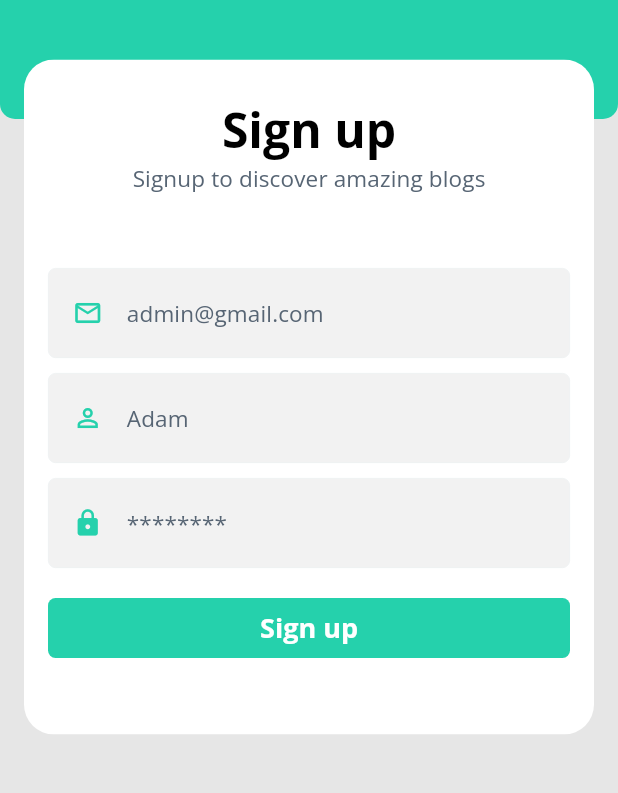
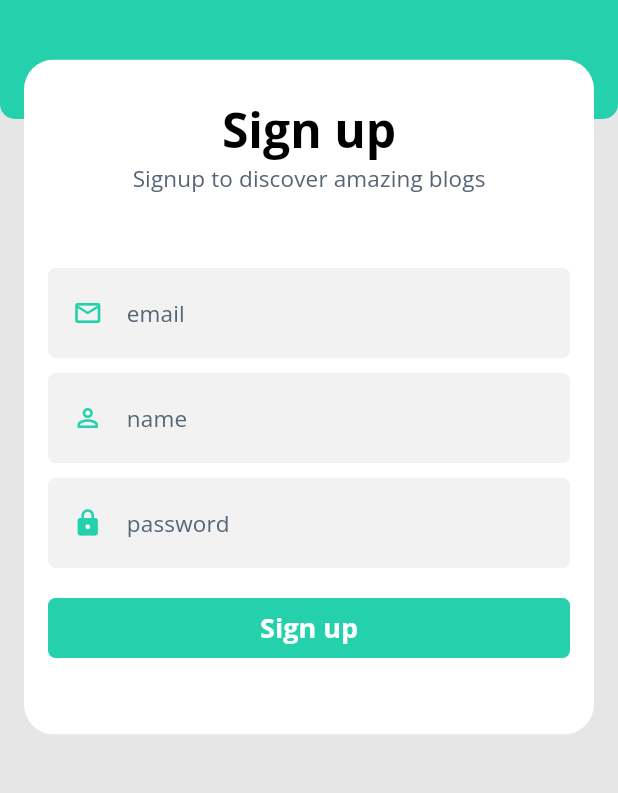
Before and after one commit to melanie-lei/Skule-News, a Flutter app: the SignupViaEmail screen opened directly, on a phone screen of 412 x 824 dp, the part 293-1086 px from its top. Run offline on Flutter 3.47's test engine with Material 2 defaults, Android fonts, the phone set to English and light mode, and no system bars; our stand-ins replace another_flushbar, cached_network_image, cloud_firestore, connectivity, country_picker, dotted_line and 39 more; missing offline and left inert: adaptive_action_sheet, currency_picker, dart:html, file_saver, firebase_storage_web, flutter_dropdown and 6 more; accounts and stored records are empty.

Commit message:
updated hint text bc i dont like adam

```diff
--- a/source code/admin_panel/lib/screens/user/login_page.dart
+++ b/source code/admin_panel/lib/screens/user/login_page.dart
@@ -136,7 +136,7 @@ class _LoginScreenState extends State<LoginScreen> {
             Obx(() => InputField(
                   key: UniqueKey(),
                   controller: loginController.userName.value,
-                  hintText: 'adam@zedge.com',
+                  hintText: 'email',
                   icon: ThemeIcon.email,
                   showBorder: true,
                   cornerRadius: 5,
@@ -149,7 +149,7 @@ class _LoginScreenState extends State<LoginScreen> {
                   onChanged: (txt) {},
                   key: UniqueKey(),
                   controller: loginController.password.value,
-                  hintText: '*********',
+                  hintText: 'password',
                   icon: ThemeIcon.lock,
                   cornerRadius: 5,
                   showBorder: true,
--- a/source code/author_panel/lib/screens/user/signup_via_email.dart
+++ b/source code/author_panel/lib/screens/user/signup_via_email.dart
@@ -144,7 +144,7 @@ class _SignupViaEmailState extends State<SignupViaEmail> {
             InputField(
               key: UniqueKey(),
               controller: signUpEmail,
-              hintText: "admin@gmail.com",
+              hintText: "email",
               icon: ThemeIcon.email,
               showBorder: true,
               cornerRadius: 5,
@@ -156,7 +156,7 @@ class _SignupViaEmailState extends State<SignupViaEmail> {
             InputField(
               key: UniqueKey(),
               controller: name,
-              hintText: 'Adam',
+              hintText: 'name',
               icon: ThemeIcon.account,
               showBorder: true,
               cornerRadius: 5,
@@ -169,7 +169,7 @@ class _SignupViaEmailState extends State<SignupViaEmail> {
               onChanged: (txt) {},
               key: UniqueKey(),
               controller: signUpPassword,
-              hintText: '********',
+              hintText: 'password',
               icon: ThemeIcon.lock,
               cornerRadius: 5,
               showBorder: true,
```
